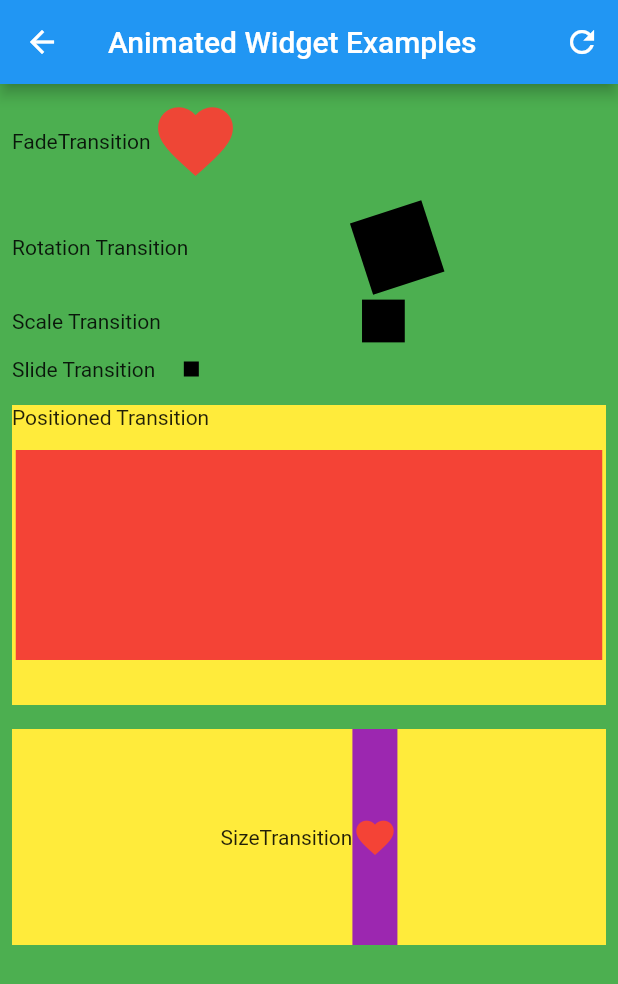
After one commit to figengungor/FlutterPlayground, a Flutter app: the AnimatedWidgetExamples screen opened by its route, on a phone screen of 412 x 824 dp. The commit adds this screen. Shown: the top 984 px of the screen. Run offline on Flutter 3.47's test engine with Material 2 defaults, Android fonts, the phone set to English and light mode, and no system bars; our stand-ins replace cached_network_image, shared_preferences, transparent_image; accounts and stored records are empty.

Commit message:
Add more animations

```diff
--- /dev/null
+++ b/animation/lib/animated_widget_examples.dart
@@ -0,0 +1,215 @@
+import 'package:flutter/material.dart';
+
+class AnimatedWidgetExamples extends StatefulWidget {
+  @override
+  AnimatedWidgetExamplesState createState() {
+    return new AnimatedWidgetExamplesState();
+  }
+}
+
+class AnimatedWidgetExamplesState extends State<AnimatedWidgetExamples>
+    with SingleTickerProviderStateMixin {
+  AnimationController _animationController;
+  Animation _opacityTween,
+      _sizeTween,
+      _turnTween,
+      _scaleTween,
+      _slideTween,
+      _positionedTween;
+
+  @override
+  void initState() {
+    super.initState();
+    _animationController = AnimationController(
+      duration: Duration(milliseconds: 2000),
+      vsync: this,
+    );
+
+    _opacityTween = Tween(begin: 0.3, end: 1.0).animate(_animationController);
+    _sizeTween = Tween(begin: 1.0, end: 5.0).animate(_animationController);
+    _turnTween = Tween(begin: 0.0, end: 1.0).animate(_animationController);
+    _scaleTween = Tween(begin: 0.0, end: 3.0).animate(_animationController);
+    _slideTween = Tween<Offset>(
+      begin: Offset.zero,
+      end: Offset(2.0, 0.0),
+    ).animate(_animationController);
+
+    _positionedTween = RelativeRectTween(
+      begin: new RelativeRect.fromLTRB(
+        50.0,
+        30.0,
+        50.0,
+        30.0,
+      ),
+      end: const RelativeRect.fromLTRB(0.0, 30.0, 0.0, 30.0),
+    ).animate(_animationController);
+
+    _animationController.forward();
+  }
+
+  @override
+  void dispose() {
+    _animationController.dispose();
+    super.dispose();
+  }
+
+  @override
+  Widget build(BuildContext context) {
+    return Scaffold(
+      appBar: AppBar(
+        title: Text('Animated Widget Examples'),
+        actions: <Widget>[
+          IconButton(
+            onPressed: () {
+              //Reset animation value and start animation again.
+              _animationController.reset();
+              _animationController.forward();
+            },
+            icon: Icon(Icons.refresh),
+          ),
+        ],
+      ),
+      body: Container(
+        color: Colors.green,
+        child: ListView(
+          padding: EdgeInsets.all(8.0),
+          children: <Widget>[
+            _getFadeTransition(),
+            _getRotationTransition(),
+            _getScaleTransition(),
+            _getSlideTransition(),
+            _getPositionedTransition(),
+            _getSizeTransition(),
+          ]
+              .map((item) => Padding(
+                    padding: EdgeInsets.only(bottom: 16.0),
+                    child: item,
+                  ))
+              .toList(),
+        ),
+      ),
+    );
+  }
+
+  _getFadeTransition() {
+    return Row(
+      children: <Widget>[
+        Text('FadeTransition'),
+        FadeTransition(
+          opacity: _opacityTween,
+          child: Icon(
+            Icons.favorite,
+            color: Colors.red,
+            size: 60.0,
+          ),
+        ),
+      ],
+    );
+  }
+
+  _getRotationTransition() {
+    return Row(
+      children: <Widget>[
+        Text('Rotation Transition'),
+        Expanded(
+          child: RotationTransition(
+            turns: _turnTween,
+            child: Center(
+                child: Container(
+              width: 50.0,
+              height: 50.0,
+              color: Colors.black,
+            )),
+          ),
+        )
+      ],
+    );
+  }
+
+  _getScaleTransition() {
+    return Row(
+      children: <Widget>[
+        Text('Scale Transition'),
+        Expanded(
+          child: ScaleTransition(
+            scale: _scaleTween,
+            child: Center(
+                child: Container(
+              width: 10.0,
+              height: 10.0,
+              color: Colors.black,
+            )),
+          ),
+        )
+      ],
+    );
+  }
+
+  _getSlideTransition() {
+    return Row(
+      children: <Widget>[
+        Text('Slide Transition'),
+        //moves child as child size * offset in the given offset direction
+        // dx * child's width, dy * child's height
+        SlideTransition(
+          position: _slideTween,
+          child: Container(
+            width: 10.0,
+            height: 10.0,
+            color: Colors.black,
+          ),
+        )
+      ],
+    );
+  }
+
+  _getPositionedTransition() {
+    return Container(
+      color: Colors.yellow,
+      height: 200.0,
+      child: Stack(
+        children: <Widget>[
+          Text('Positioned Transition'),
+          //Only work in stack
+          //RelativeRectTween you define how the child is positioned in Stack
+          //with RelativeRect.fromLTRB
+          //and apply animation according to these begin and end LTRB values
+          PositionedTransition(
+            rect: _positionedTween,
+            child: Container(
+              width: 10.0,
+              height: 10.0,
+              color: Colors.red,
+            ),
+          )
+        ],
+      ),
+    );
+  }
+
+  _getSizeTransition() {
+    return Container(
+      color: Colors.yellow,
+      child: Row(
+        mainAxisAlignment: MainAxisAlignment.center,
+        children: <Widget>[
+          Text('SizeTransition'),
+          Container(
+            color: Colors.purple,
+            child: SizeTransition(
+              // doesn't change child's size
+              // but creates a container which its size is changing
+              // according to scaleFactor and centers the child inside it
+              sizeFactor: _sizeTween,
+              child: Icon(
+                Icons.favorite,
+                color: Colors.red,
+                size: 30.0,
+              ),
+            ),
+          ),
+        ],
+      ),
+    );
+  }
+}
--- a/animation/lib/basic_animation_demo.dart
+++ b/animation/lib/basic_animation_demo.dart
@@ -41,6 +41,12 @@ class _BasicAnimationDemoState extends State<BasicAnimationDemo>
   }
 
   @override
+  void dispose() {
+    _animationController.dispose();
+    super.dispose();
+  }
+
+  @override
   Widget build(BuildContext context) {
     return Scaffold(
       appBar: AppBar(
--- a/animation/lib/main.dart
+++ b/animation/lib/main.dart
@@ -1,4 +1,8 @@
+import 'package:animation/custom_animated_widget_demo.dart';
+import 'package:animation/animated_widget_examples.dart';
+import 'package:animation/animation_state_demo.dart';
 import 'package:animation/basic_animation_demo.dart';
+import 'package:animation/route_animation_demo.dart';
 import 'package:flutter/material.dart';
 
 void main() => runApp(MyApp());
@@ -14,6 +18,10 @@ class MyApp extends StatelessWidget {
       routes: {
         '/': (context) => HomePage(),
         '/basic_animation_demo': (context) => BasicAnimationDemo(),
+        '/custom_animated_widget_demo': (context) => CustomAnimatedWidgetDemo(),
+        '/animated_widget_examples': (context) => AnimatedWidgetExamples(),
+        '/animation_state_demo': (context) => AnimationStateDemo(),
+        '/route_animation_demo': (context) => RouteAnimationDemo(),
       },
     );
   }
@@ -22,6 +30,10 @@ class MyApp extends StatelessWidget {
 class HomePage extends StatelessWidget {
   final _navItems = [
     NavItem('Basic Animation Demo', '/basic_animation_demo'),
+    NavItem('Custom AnimatedWidget Demo', '/custom_animated_widget_demo'),
+    NavItem('AnimatedWidget Examples', '/animated_widget_examples'),
+    NavItem('Animation State Demo', '/animation_state_demo'),
+    NavItem('Route Animation Demo', '/route_animation_demo'),
   ];
 
   @override
```
Also changed, not shown: animation/lib/animation_state_demo.dart (added, +99 -0 lines), animation/lib/custom_animated_widget_demo.dart (added, +97 -0 lines), animation/lib/route_animation_demo.dart (added, +100 -0 lines), animation/lib/second_page.dart (added, +10 -0 lines), animation/lib/slide_from_right_transition.dart (added, +32 -0 lines), 1 other file.
